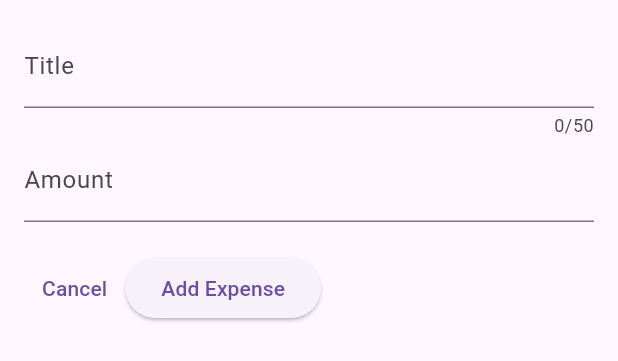
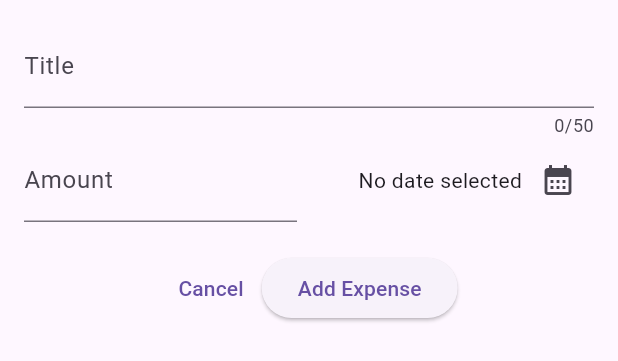
Before and after one commit to BenjaminChoron/expense_tracker, a Flutter app: the NewExpense widget shown alone on an empty page, opened directly, on a phone screen of 412 x 824 dp. Shown: the top 361 px of the screen. Run offline on Flutter 3.47's test engine with Material 3 defaults, Android fonts, the phone set to English and light mode, and no system bars.

Commit message:
🚧 Add date picker

```diff
--- a/lib/widgets/new_expense.dart
+++ b/lib/widgets/new_expense.dart
@@ -1,4 +1,7 @@
 import 'package:flutter/material.dart';
+import 'package:intl/intl.dart';
+
+final formatter = DateFormat.yMd();
 
 class NewExpense extends StatefulWidget {
   const NewExpense({super.key});
@@ -10,6 +13,22 @@ class NewExpense extends StatefulWidget {
 class _NewExpenseState extends State<NewExpense> {
   final _titleController = TextEditingController();
   final _amountController = TextEditingController();
+  DateTime? _selectedDate;
+
+  void _presentDatePicker() async {
+    final now = DateTime.now();
+    final firstDate = DateTime(now.year - 1, now.month, now.day);
+
+    final pickedDate = await showDatePicker(
+      context: context,
+      initialDate: DateTime.now(),
+      firstDate: firstDate,
+      lastDate: now,
+    );
+    setState(() {
+      _selectedDate = pickedDate;
+    });
+  }
 
   @override
   void dispose() {
@@ -30,7 +49,10 @@ class _NewExpenseState extends State<NewExpense> {
             maxLength: 50,
             decoration: const InputDecoration(labelText: 'Title'),
           ),
-          TextField(
+          Row(
+            children: [
+              Expanded(
+                child: TextField(
                   controller: _amountController,
                   keyboardType: TextInputType.number,
                   decoration: const InputDecoration(
@@ -38,11 +60,35 @@ class _NewExpenseState extends State<NewExpense> {
                     suffixText: '€',
                   ),
                 ),
+              ),
+              const SizedBox(width: 16),
+              Expanded(
+                child: Row(
+                  mainAxisAlignment: MainAxisAlignment.end,
+                  crossAxisAlignment: CrossAxisAlignment.center,
+                  children: [
+                    Text(
+                      _selectedDate == null
+                          ? 'No date selected'
+                          : formatter.format(_selectedDate!),
+                    ),
+                    IconButton(
+                      onPressed: _presentDatePicker,
+                      icon: const Icon(Icons.calendar_month),
+                    )
+                  ],
+                ),
+              ),
+            ],
+          ),
           const SizedBox(height: 20),
           Row(
+            mainAxisAlignment: MainAxisAlignment.center,
             children: [
               TextButton(
-                onPressed: () {},
+                onPressed: () {
+                  Navigator.pop(context);
+                },
                 child: const Text('Cancel'),
               ),
               ElevatedButton(
```
Lines whose indentation alone changed are shown as unchanged.
